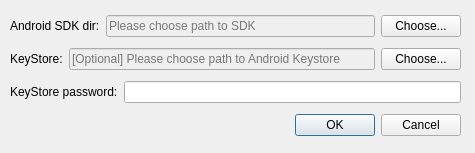
Above: packager/ui_preferences.ui from segafan/bennugd-monolithic before the change. Below: the same form after it.
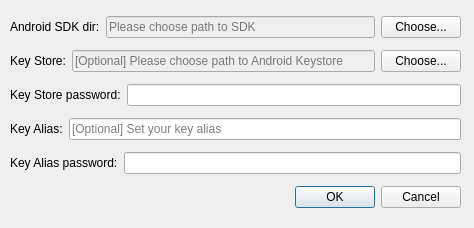
That is the form after the change.

What changed in the file:
```diff
--- a/packager/ui_preferences.ui
+++ b/packager/ui_preferences.ui
@@ -6,8 +6,8 @@
    <rect>
     <x>0</x>
     <y>0</y>
-    <width>475</width>
-    <height>153</height>
+    <width>474</width>
+    <height>228</height>
    </rect>
   </property>
   <property name="windowTitle">
@@ -19,7 +19,7 @@
      <x>10</x>
      <y>10</y>
      <width>451</width>
-     <height>134</height>
+     <height>209</height>
     </rect>
    </property>
    <layout class="QVBoxLayout" name="verticalLayout">
@@ -56,7 +56,7 @@
       <item>
        <widget class="QLabel" name="labelkeystore">
         <property name="text">
-         <string>KeyStore:</string>
+         <string>Key Store:</string>
         </property>
        </widget>
       </item>
@@ -87,7 +87,7 @@
       <item>
        <widget class="QLabel" name="labelkeystorepass">
         <property name="text">
-         <string>KeyStore password:</string>
+         <string>Key Store password:</string>
         </property>
        </widget>
       </item>
@@ -100,6 +100,42 @@
       </item>
      </layout>
     </item>
+    <item>
+     <layout class="QHBoxLayout" name="horizontalLayout_2">
+      <item>
+       <widget class="QLabel" name="labelkeyalias">
+        <property name="text">
+         <string>Key Alias:</string>
+        </property>
+       </widget>
+      </item>
+      <item>
+       <widget class="QLineEdit" name="linekeyalias">
+        <property name="placeholderText">
+         <string>[Optional] Set your key alias</string>
+        </property>
+       </widget>
+      </item>
+     </layout>
+    </item>
+    <item>
+     <layout class="QHBoxLayout" name="horizontalLayout_4">
+      <item>
+       <widget class="QLabel" name="labelkeyaliaspass">
+        <property name="text">
+         <string>Key Alias password:</string>
+        </property>
+       </widget>
+      </item>
+      <item>
+       <widget class="QLineEdit" name="linekeyaliaspass">
+        <property name="echoMode">
+         <enum>QLineEdit::Password</enum>
+        </property>
+       </widget>
+      </item>
+     </layout>
+    </item>
     <item>
      <widget class="QDialogButtonBox" name="buttonBox">
       <property name="orientation">
```
